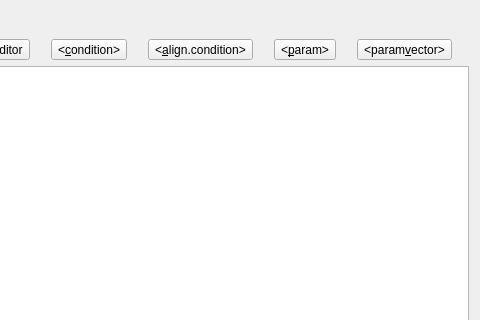
Qt form LHCb/Tools/CondDBUI/qt_resources/EditConditionPayloadDialog.ui (ibab/lhcb-software) before a commit; both pictures show x 229 to 709 and y 0 to 320 of the 709 by 441 pixel window.
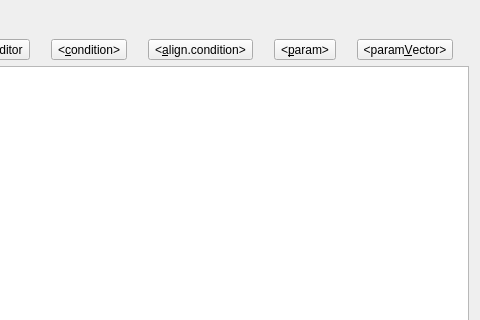
The same form after that commit. Custom widgets are drawn as their Qt base class.

What changed in the file:
```diff
--- a/LHCb/Tools/CondDBUI/qt_resources/EditConditionPayloadDialog.ui
+++ b/LHCb/Tools/CondDBUI/qt_resources/EditConditionPayloadDialog.ui
@@ -94,7 +94,7 @@
       <item>
        <widget class="QToolButton" name="insertParamVectorButton" >
         <property name="text" >
-         <string>&lt;param&amp;vector></string>
+         <string>&lt;param&amp;Vector></string>
         </property>
        </widget>
       </item>
```
